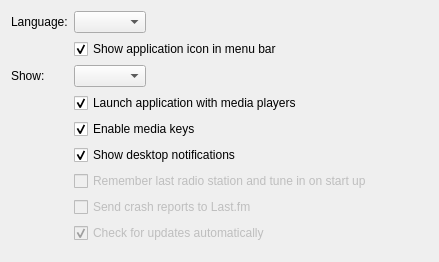
Old version of the form app/client/Settings/GeneralSettingsWidget.ui in the repository mutecypher/lastfm-desktop.
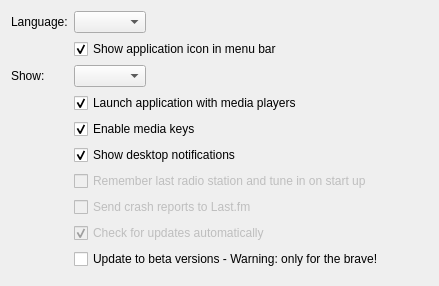
New version of the form.

Commit message: Add a beta update channel so there are some users we can give 'broken builds' to before everyone else.

```diff
--- a/app/client/Settings/GeneralSettingsWidget.ui
+++ b/app/client/Settings/GeneralSettingsWidget.ui
@@ -7,7 +7,7 @@
     <x>0</x>
     <y>0</y>
     <width>439</width>
-    <height>262</height>
+    <height>272</height>
    </rect>
   </property>
   <property name="windowTitle">
@@ -133,6 +133,13 @@
      </property>
     </widget>
    </item>
+   <item row="11" column="1">
+    <widget class="QCheckBox" name="beta">
+     <property name="text">
+      <string>Update to beta versions - Warning: only for the brave!</string>
+     </property>
+    </widget>
+   </item>
   </layout>
  </widget>
  <resources/>
```
The commit also changes 9 other files.
